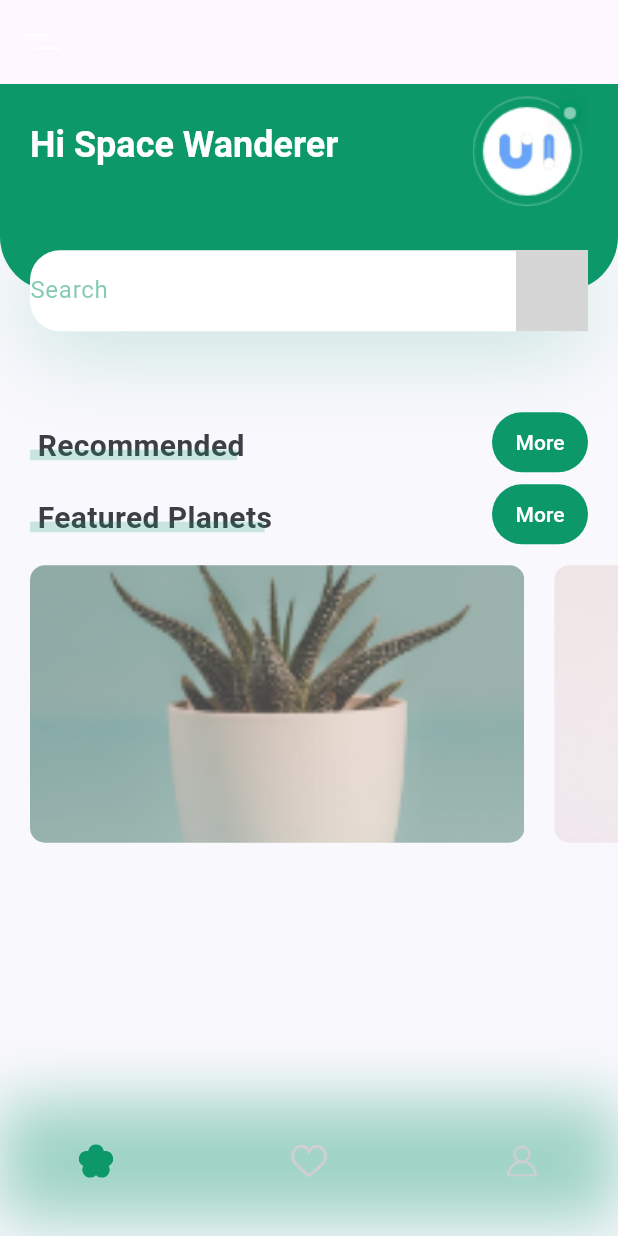
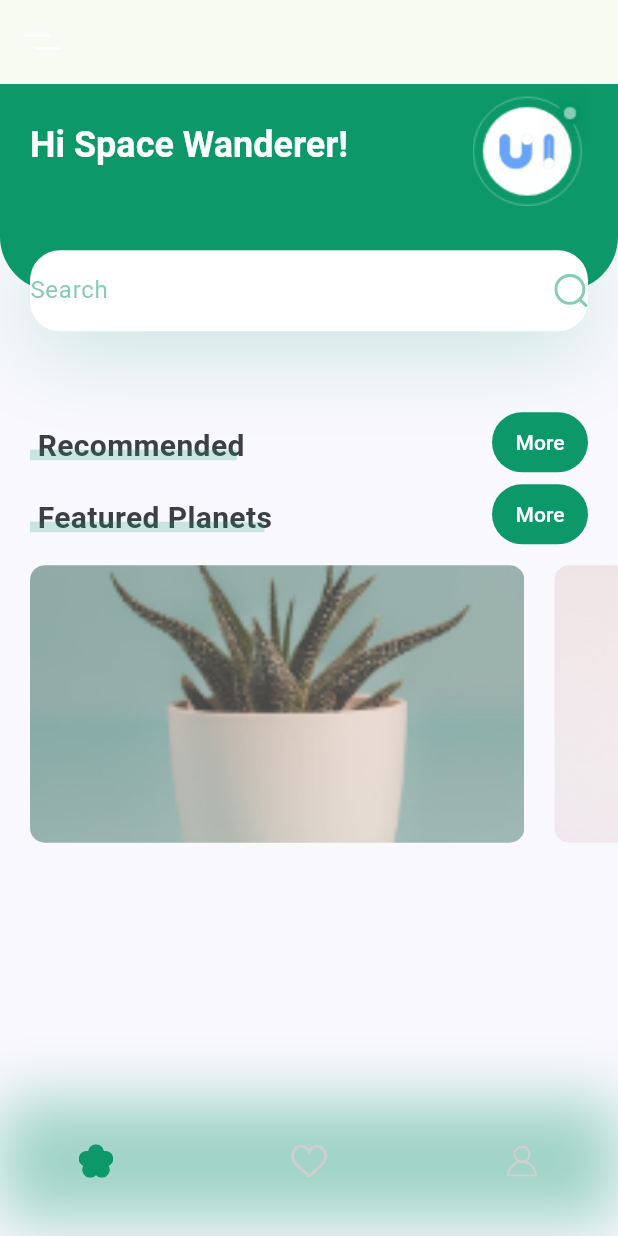
Before and after one commit to ADITYA-BHATTACHARYA-DEV/Cosmo-Wiki-App, a Flutter app: the screen it shows after launch, on a phone screen of 412 x 824 dp. Run offline on Flutter 3.47's test engine with Material 3 defaults, Android fonts, the phone set to English and light mode, and no system bars; our stand-ins replace flutter_svg; grey boxes are pictures that could not be loaded.

Commit message:
new Update

```diff
--- a/lib/main.dart
+++ b/lib/main.dart
@@ -9,22 +9,20 @@ void main() {
 class MyApp extends StatelessWidget {
   const MyApp({super.key});
 
-  // This widget is the root of your application.
   @override
   Widget build(BuildContext context) {
     return MaterialApp(
       debugShowCheckedModeBanner: false,
       title: 'Plant App',
-
       theme: ThemeData(
         scaffoldBackgroundColor: kBackgroundColor,
-       primaryColor: kPrimaryColor,
-       textTheme: Theme.of(context).textTheme.apply(bodyColor: kTextColor),
-       visualDensity: VisualDensity.adaptivePlatformDensity,
-        colorScheme: ColorScheme.fromSeed(seedColor: Colors.deepPurple),
+        primaryColor: kPrimaryColor,
+        textTheme: Theme.of(context).textTheme.apply(bodyColor: kTextColor),
+        visualDensity: VisualDensity.adaptivePlatformDensity,
+        colorScheme: ColorScheme.fromSeed(seedColor: Colors.green),
         useMaterial3: true,
       ),
-      home: Homescreen(),
+      home: const HomeScreen(),
     );
   }
 }
--- a/lib/screens/home/components/bottom_nav_bar.dart
+++ b/lib/screens/home/components/bottom_nav_bar.dart
@@ -1,50 +1,44 @@
-import "package:flutter/material.dart";
-import "package:flutter_svg/flutter_svg.dart";
-import "package:plant_app/constants.dart";
-
-
+import 'package:flutter/material.dart';
+import 'package:flutter_svg/flutter_svg.dart';
+import 'package:plant_app/constants.dart';
 
 class BottomNavBar extends StatelessWidget {
-  const BottomNavBar({
-    super.key,
-  });
+  const BottomNavBar({super.key});
 
   @override
   Widget build(BuildContext context) {
     return Container(
-      padding: EdgeInsets.only(
-          left: kDefaultPadding *2,
-          right: kDefaultPadding *2,
+      padding: const EdgeInsets.only(
+        left: kDefaultPadding * 2,
+        right: kDefaultPadding * 2,
         bottom: kDefaultPadding,
       ),
       height: 80,
       decoration: BoxDecoration(
         boxShadow: [
           BoxShadow(
-            offset: Offset(0,-10),
+            offset: const Offset(0, -10),
             blurRadius: 35,
             color: kPrimaryColor.withOpacity(0.38),
-
           )
-        ]
+        ],
       ),
       child: Row(
         mainAxisAlignment: MainAxisAlignment.spaceBetween,
         children: [
           IconButton(
             icon: SvgPicture.asset("assets/icons/flower.svg"),
-          onPressed: (){},
+            onPressed: () {},
           ),
           IconButton(
             icon: SvgPicture.asset("assets/icons/heart-icon.svg"),
-          onPressed: (){},
+            onPressed: () {},
           ),
           IconButton(
             icon: SvgPicture.asset("assets/icons/user-icon.svg"),
-          onPressed: (){},
+            onPressed: () {},
           ),
         ],
-
       ),
     );
   }
--- a/lib/screens/home/components/home_screen.dart
+++ b/lib/screens/home/components/home_screen.dart
@@ -3,33 +3,25 @@ import 'package:flutter_svg/flutter_svg.dart';
 import 'package:plant_app/screens/home/components/body.dart';
 import 'package:plant_app/screens/home/components/bottom_nav_bar.dart';
 
-
-class Homescreen extends StatelessWidget{
+class HomeScreen extends StatelessWidget {
+  const HomeScreen({super.key});
 
   @override
-Widget build(BuildContext context)
-{
+  Widget build(BuildContext context) {
     return Scaffold(
-
       appBar: buildAppBar(),
       body: Body(),
-      bottomNavigationBar: BottomNavBar()
-
-
+      bottomNavigationBar: const BottomNavBar(),
     );
   }
 
-
-AppBar buildAppBar(){
+  AppBar buildAppBar() {
     return AppBar(
       elevation: 0,
-    leading: IconButton(onPressed: (){},
+      leading: IconButton(
+        onPressed: () {},
         icon: SvgPicture.asset("assets/icons/menu.svg"),
       ),
     );
   }
-
-
-
-
 }
--- a/lib/screens/home/header_with_searchbox.dart
+++ b/lib/screens/home/header_with_searchbox.dart
@@ -3,80 +3,68 @@ import 'package:flutter_svg/flutter_svg.dart';
 import 'package:plant_app/constants.dart';
 
 class HeaderWithSearchBox extends StatelessWidget {
-  const HeaderWithSearchBox({
-    super.key,
-    required this.size,
-  });
+  const HeaderWithSearchBox({super.key, required this.size});
 
   final Size size;
 
   @override
   Widget build(BuildContext context) {
     return Container(
-      margin: EdgeInsets.only(
-          bottom: kDefaultPadding*2.5
+      margin: const EdgeInsets.only(bottom: kDefaultPadding * 2.5),
+      height: size.height * 0.2,
+      child: Stack(
+        children: [
+          Container(
+            padding: const EdgeInsets.only(
+              left: kDefaultPadding,
+              right: kDefaultPadding,
+              bottom: 36 + kDefaultPadding,
             ),
-    height: size.height*0.2,
-    child: Stack(
-     children:<Widget>
-     [
-      Container(
-        padding: EdgeInsets.only(
-              left: kDefaultPadding,
-              right:kDefaultPadding,
-              bottom: 36+kDefaultPadding,
-        ),
-        height: size.height* 0.2-27,
-        decoration: BoxDecoration(
+            height: size.height * 0.2 - 27,
+            decoration: const BoxDecoration(
               color: kPrimaryColor,
               borderRadius: BorderRadius.only(
-            bottomLeft: Radius.circular(36 ),
-          bottomRight: Radius.circular(36 ),
-
-      )
-        ),
-
-    child: Row(
-      children: <Widget>[
-        Text(
-          'Hi Space Wanderer',
-          style: Theme.of(context).textTheme.headline5?.copyWith(
-            color: Colors.white, fontWeight: FontWeight.bold
+                bottomLeft: Radius.circular(36),
+                bottomRight: Radius.circular(36),
               ),
             ),
-        Spacer( ),
+            child: Row(
+              children: [
+                Text(
+                  'Hi Space Wanderer!',
+                  style: Theme.of(context)
+                      .textTheme
+                      .headline5
+                      ?.copyWith(color: Colors.white, fontWeight: FontWeight.bold),
+                ),
+                const Spacer(),
                 Image.asset('assets/images/logo.png'),
-      ]
-    )
+              ],
             ),
-
+          ),
           Positioned(
-    bottom:0,
+            bottom: 0,
             left: 0,
             right: 0,
             child: Container(
-      margin: EdgeInsets.symmetric(
-        horizontal: kDefaultPadding
-      ),
+              margin: const EdgeInsets.symmetric(horizontal: kDefaultPadding),
               height: 54,
               decoration: BoxDecoration(
                 color: Colors.white,
-        borderRadius: BorderRadius.circular(20
-      ),
+                borderRadius: BorderRadius.circular(20),
                 boxShadow: [
                   BoxShadow(
-         offset: Offset(0,10),
+                    offset: const Offset(0, 10),
                     blurRadius: 50,
                     color: kPrimaryColor.withOpacity(0.23),
-       )
+                  ),
                 ],
               ),
-
               child: Row(
-      children:<Widget>
-       [
-        Expanded(child: TextField(
-          onChanged: (value){},
+                children: [
+                  Expanded(
+                    child: TextField(
+                      onChanged: (value) {},
                       decoration: InputDecoration(
                         hintText: "Search",
                         hintStyle: TextStyle(
@@ -84,16 +72,13 @@ class HeaderWithSearchBox extends StatelessWidget {
                         ),
                         enabledBorder: InputBorder.none,
                         focusedBorder: InputBorder.none,
-          )
                       ),
                     ),
-
-        SvgPicture.asset(" assets/icons/search.svg"),
+                  ),
+                  SvgPicture.asset("assets/icons/search.svg"),
                 ],
               ),
-
             ),
-
           ),
         ],
       ),
```
Also changed, not shown: lib/constants.dart (+3 -4 lines), lib/screens/details/components/body.dart (+6 -2 lines), lib/screens/details/components/details_screen.dart (+3 -4 lines), lib/screens/details/components/icon_card.dart (+9 -12 lines), lib/screens/details/components/image_icons.dart (+23 -37 lines), lib/screens/details/components/title_and_price.dart (+7 -11 lines). Lines whose indentation alone changed are shown as unchanged.
